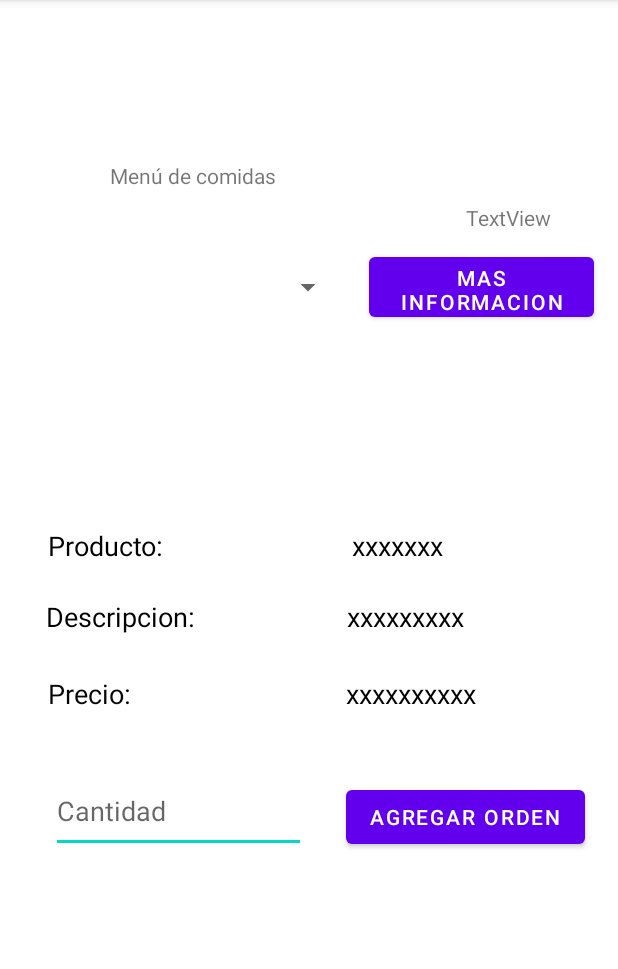
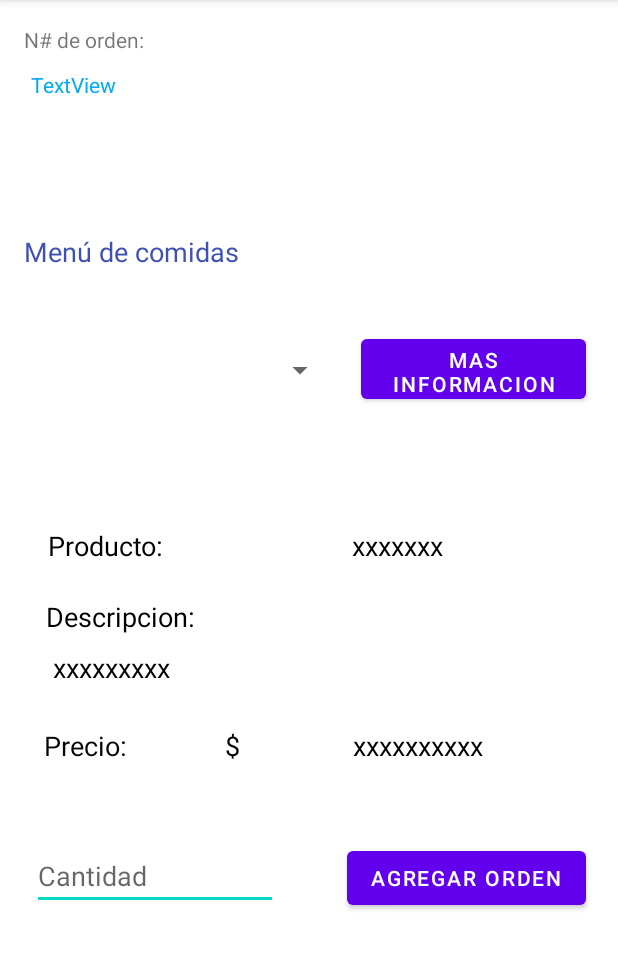
Before and after one commit to ManuelGamez/Parciial2Android, an Android app: the Comidas screen opened directly, with no data from a screen before it, on a phone screen of 412 x 824 dp, the part 84-1053 px from its top. Run offline under Robolectric (Android 15) with nearby library versions, the phone set to English and light mode, and no system bars.

Commit message:
Parcial terminado 100%

```diff
--- a/app/src/main/AndroidManifest.xml
+++ b/app/src/main/AndroidManifest.xml
@@ -1,7 +1,7 @@
 <?xml version="1.0" encoding="utf-8"?>
 <manifest xmlns:android="http://schemas.android.com/apk/res/android"
     package="com.example.parcialdsm2">
-
+<uses-permission android:name="android.permission.INTERNET"></uses-permission>
     <application
         android:allowBackup="true"
         android:icon="@mipmap/ic_launcher"
--- a/app/src/main/java/com/example/parcialdsm2/VerPedido.java
+++ b/app/src/main/java/com/example/parcialdsm2/VerPedido.java
@@ -73,7 +73,7 @@ public class VerPedido extends AppCompatActivity implements GoogleApiClient.OnCo
                 //Asignamos el valor en nuestras variables para usarlos en lo que necesitemos
                 ListaProducto +=fila2.getString(0)+"\n Cantidad: "+fila2.getString(1)+"\n Precio: $"+fila2.getString(2)+"\n Sub total: $"+fila2.getString(3)+"\n ::::::::::::::::"+'\n';
                 NombreProducto.setText(ListaProducto);
-                TotalNumero = TotalNumero+ Integer.parseInt(fila2.getString(3));
+                TotalNumero = TotalNumero+ Float.parseFloat(fila2.getString(3));
 
             } while (fila2.moveToNext());
 
@@ -114,7 +114,7 @@ public class VerPedido extends AppCompatActivity implements GoogleApiClient.OnCo
             GoogleSignInAccount account = result.getSignInAccount();
             //nameText.setText(account.getDisplayName());
             //emailTextView.setText(account.getEmail());
-            idGoogle.setText(account.getId());
+            idGoogle.setText(account.getDisplayName());
             String idUsuario    =  account.getId().toString();
             try{
                 Glide.with(this).load(account.getPhotoUrl()).into(fotoperfil);
--- a/app/src/main/res/layout/activity_comidas.xml
+++ b/app/src/main/res/layout/activity_comidas.xml
@@ -11,12 +11,14 @@
         android:layout_width="wrap_content"
         android:layout_height="wrap_content"
         android:text="Menú de comidas"
+        android:textColor="#3F51B5"
+        android:textSize="18sp"
         app:layout_constraintBottom_toBottomOf="parent"
         app:layout_constraintEnd_toEndOf="parent"
-        app:layout_constraintHorizontal_bias="0.243"
+        app:layout_constraintHorizontal_bias="0.059"
         app:layout_constraintStart_toStartOf="parent"
         app:layout_constraintTop_toTopOf="parent"
-        app:layout_constraintVertical_bias="0.143" />
+        app:layout_constraintVertical_bias="0.209" />
 
     <Spinner
         android:id="@+id/spinnerC"
@@ -24,10 +26,10 @@
         android:layout_height="53dp"
         app:layout_constraintBottom_toBottomOf="parent"
         app:layout_constraintEnd_toEndOf="parent"
-        app:layout_constraintHorizontal_bias="0.103"
+        app:layout_constraintHorizontal_bias="0.078"
         app:layout_constraintStart_toStartOf="parent"
         app:layout_constraintTop_toTopOf="parent"
-        app:layout_constraintVertical_bias="0.23" />
+        app:layout_constraintVertical_bias="0.308" />
 
     <Button
         android:id="@+id/comidainformacion"
@@ -37,10 +39,10 @@
         android:text="Mas Informacion"
         app:layout_constraintBottom_toBottomOf="parent"
         app:layout_constraintEnd_toEndOf="parent"
-        app:layout_constraintHorizontal_bias="0.938"
+        app:layout_constraintHorizontal_bias="0.919"
         app:layout_constraintStart_toStartOf="parent"
         app:layout_constraintTop_toTopOf="parent"
-        app:layout_constraintVertical_bias="0.231" />
+        app:layout_constraintVertical_bias="0.307" />
 
     <TextView
         android:id="@+id/txtprecioC"
@@ -51,10 +53,10 @@
         android:textSize="18sp"
         app:layout_constraintBottom_toBottomOf="parent"
         app:layout_constraintEnd_toEndOf="parent"
-        app:layout_constraintHorizontal_bias="0.708"
+        app:layout_constraintHorizontal_bias="0.724"
         app:layout_constraintStart_toStartOf="parent"
         app:layout_constraintTop_toTopOf="parent"
-        app:layout_constraintVertical_bias="0.605" />
+        app:layout_constraintVertical_bias="0.652" />
 
     <TextView
         android:id="@+id/textView24"
@@ -74,15 +76,15 @@
         android:id="@+id/textView26"
         android:layout_width="wrap_content"
         android:layout_height="wrap_content"
-        android:text="Precio: "
+        android:text="Precio:              $"
         android:textColor="#050505"
         android:textSize="18sp"
         app:layout_constraintBottom_toBottomOf="parent"
         app:layout_constraintEnd_toEndOf="parent"
-        app:layout_constraintHorizontal_bias="0.091"
+        app:layout_constraintHorizontal_bias="0.105"
         app:layout_constraintStart_toStartOf="parent"
         app:layout_constraintTop_toTopOf="parent"
-        app:layout_constraintVertical_bias="0.605" />
+        app:layout_constraintVertical_bias="0.652" />
 
     <TextView
         android:id="@+id/textView23"
@@ -107,10 +109,10 @@
         android:textSize="18sp"
         app:layout_constraintBottom_toBottomOf="parent"
         app:layout_constraintEnd_toEndOf="parent"
-        app:layout_constraintHorizontal_bias="0.692"
+        app:layout_constraintHorizontal_bias="0.105"
         app:layout_constraintStart_toStartOf="parent"
         app:layout_constraintTop_toTopOf="parent"
-        app:layout_constraintVertical_bias="0.536" />
+        app:layout_constraintVertical_bias="0.582" />
 
     <TextView
         android:id="@+id/txtNombreC"
@@ -128,17 +130,17 @@
 
     <EditText
         android:id="@+id/editcantidadC"
-        android:layout_width="170dp"
-        android:layout_height="56dp"
+        android:layout_width="164dp"
+        android:layout_height="45dp"
         android:ems="10"
         android:hint="Cantidad"
         android:inputType="number"
         app:layout_constraintBottom_toBottomOf="parent"
         app:layout_constraintEnd_toEndOf="parent"
-        app:layout_constraintHorizontal_bias="0.141"
+        app:layout_constraintHorizontal_bias="0.087"
         app:layout_constraintStart_toStartOf="parent"
         app:layout_constraintTop_toTopOf="parent"
-        app:layout_constraintVertical_bias="0.72" />
+        app:layout_constraintVertical_bias="0.777" />
 
     <Button
         android:id="@+id/button9B"
@@ -148,21 +150,22 @@
         android:text="Agregar Orden"
         app:layout_constraintBottom_toBottomOf="parent"
         app:layout_constraintEnd_toEndOf="parent"
-        app:layout_constraintHorizontal_bias="0.912"
+        app:layout_constraintHorizontal_bias="0.916"
         app:layout_constraintStart_toStartOf="parent"
         app:layout_constraintTop_toTopOf="parent"
-        app:layout_constraintVertical_bias="0.723" />
+        app:layout_constraintVertical_bias="0.78" />
 
     <ImageView
         android:id="@+id/photo4"
-        android:layout_width="98dp"
+        android:layout_width="95dp"
         android:layout_height="96dp"
         app:layout_constraintBottom_toBottomOf="parent"
         app:layout_constraintEnd_toEndOf="parent"
-        app:layout_constraintHorizontal_bias="0.907"
+        app:layout_constraintHorizontal_bias="0.933"
         app:layout_constraintStart_toStartOf="parent"
         app:layout_constraintTop_toTopOf="parent"
-        app:layout_constraintVertical_bias="0.025"
+        app:layout_constraintVertical_bias="0.119"
+
         tools:srcCompat="@tools:sample/avatars" />
 
     <TextView
@@ -170,11 +173,25 @@
         android:layout_width="wrap_content"
         android:layout_height="wrap_content"
         android:text="TextView"
+        android:textColor="#03A9F4"
+        android:textSize="14sp"
         app:layout_constraintBottom_toBottomOf="parent"
         app:layout_constraintEnd_toEndOf="parent"
-        app:layout_constraintHorizontal_bias="0.875"
+        app:layout_constraintHorizontal_bias="0.058"
         app:layout_constraintStart_toStartOf="parent"
         app:layout_constraintTop_toTopOf="parent"
-        app:layout_constraintVertical_bias="0.181" />
+        app:layout_constraintVertical_bias="0.062" />
+
+    <TextView
+        android:id="@+id/textView8"
+        android:layout_width="wrap_content"
+        android:layout_height="wrap_content"
+        android:text="N# de orden:"
+        app:layout_constraintBottom_toBottomOf="parent"
+        app:layout_constraintEnd_toEndOf="parent"
+        app:layout_constraintHorizontal_bias="0.048"
+        app:layout_constraintStart_toStartOf="parent"
+        app:layout_constraintTop_toTopOf="parent"
+        app:layout_constraintVertical_bias="0.022" />
 
 </androidx.constraintlayout.widget.ConstraintLayout>
--- a/app/src/main/res/layout/activity_ingresar_productos.xml
+++ b/app/src/main/res/layout/activity_ingresar_productos.xml
@@ -72,7 +72,7 @@
         android:backgroundTint="#FFFFFF"
         android:ems="10"
         android:hint="Precio Unitario"
-        android:inputType="number"
+        android:inputType="numberDecimal|numberSigned"
         app:layout_constraintBottom_toBottomOf="parent"
         app:layout_constraintEnd_toEndOf="parent"
         app:layout_constraintHorizontal_bias="0.51"
```
Also changed, not shown: app/src/main/java/com/example/parcialdsm2/Bebidas.java (+6 -1 lines), app/src/main/java/com/example/parcialdsm2/Comidas.java (+6 -1 lines), app/src/main/java/com/example/parcialdsm2/MainActivity.java (+9 -6 lines), app/src/main/res/layout/activity_bebidas.xml (+33 -21 lines), app/src/main/res/layout/activity_informacion_productos.xml (+21 -18 lines), app/src/main/res/layout/activity_main.xml (+34 -18 lines), app/src/main/res/layout/activity_ver_pedido.xml (+21 -21 lines).
